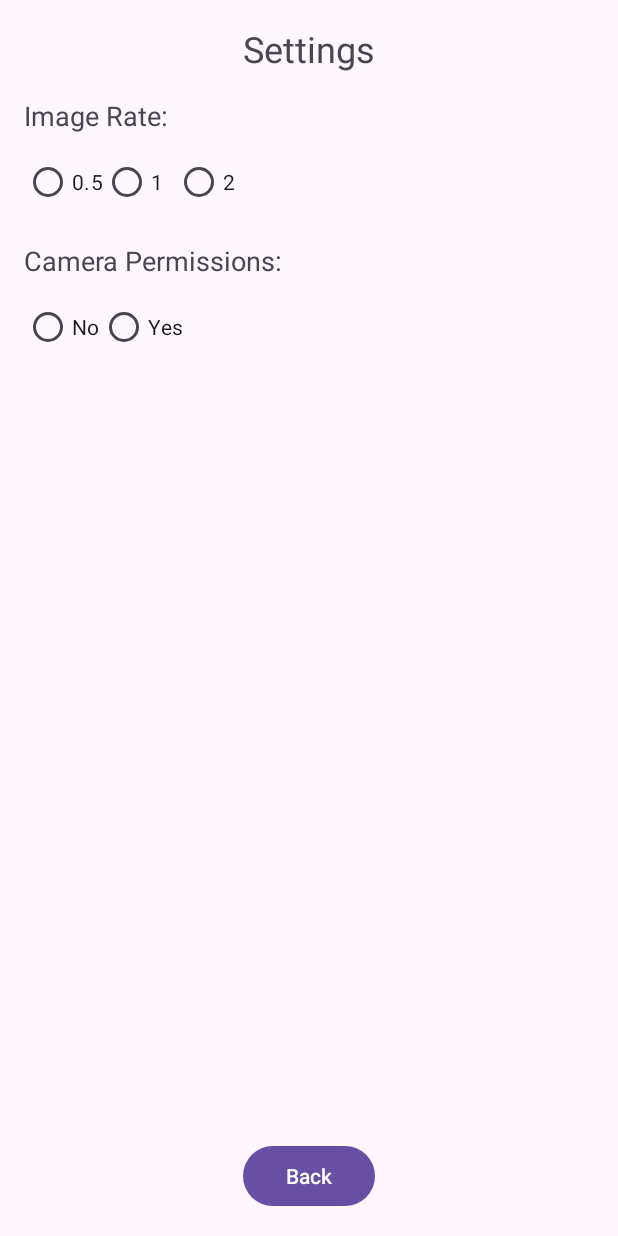
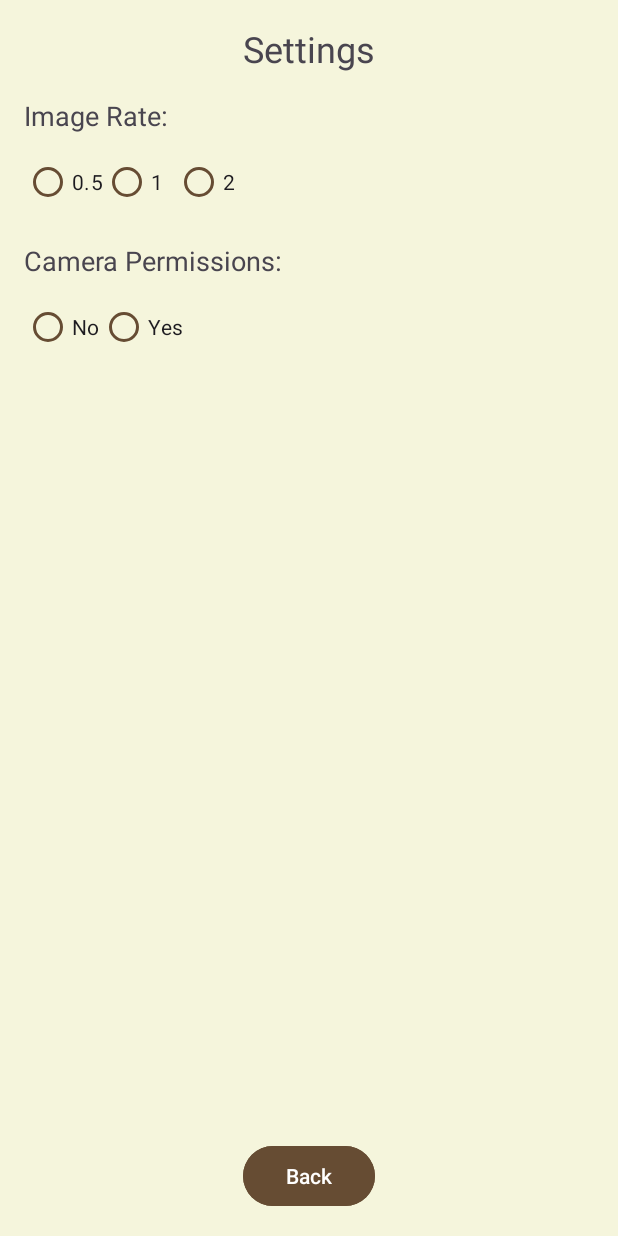
Before and after one commit to chasecmathis/conductor, an Android app: the layout settings_page.xml on its own in the app's theme, with its tools: preview values and no code run, on a phone screen of 412 x 824 dp. Run offline under Robolectric (Android 15) with nearby library versions, the phone set to English and light mode, and no system bars.

Commit message:
Added settings page

```diff
--- a/app/build.gradle.kts
+++ b/app/build.gradle.kts
@@ -34,6 +34,7 @@ dependencies {
     implementation("com.google.android.material:material:1.11.0")
     implementation("androidx.constraintlayout:constraintlayout:2.1.4")
     implementation("androidx.media:media:1.7.0")
+    implementation("androidx.preference:preference:1.2.0")
     testImplementation("junit:junit:4.13.2")
     androidTestImplementation("androidx.test.ext:junit:1.1.5")
     androidTestImplementation("androidx.test.espresso:espresso-core:3.5.1")
--- a/app/src/main/java/com/example/conductor/MediaControllerInterfaceActivity.java
+++ b/app/src/main/java/com/example/conductor/MediaControllerInterfaceActivity.java
@@ -172,10 +172,8 @@ public class MediaControllerInterfaceActivity extends AppCompatActivity {
     }
 
     public void settingsClicked(View v) {
-        setContentView(R.layout.settings_page);
+        Intent settingsIntent = new Intent(this, SettingsActivity.class);
+        startActivity(settingsIntent);
     }
 
-    public void settingsBackClicked(View v) {
-        setContentView(R.layout.media_controller_interface);
-    }
 }
--- a/app/src/main/res/layout/intro_screen.xml
+++ b/app/src/main/res/layout/intro_screen.xml
@@ -1,8 +1,9 @@
 <?xml version="1.0" encoding="utf-8"?>
 <RelativeLayout xmlns:android="http://schemas.android.com/apk/res/android"
+    style="@style/AppTheme"
     android:layout_width="match_parent"
     android:layout_height="match_parent"
-    android:background="#E6D9B9">
+    android:background="@color/background_color">
 
     <TextView
         android:id="@+id/textViewConductor"
--- a/app/src/main/res/layout/media_controller_interface.xml
+++ b/app/src/main/res/layout/media_controller_interface.xml
@@ -123,7 +123,8 @@
             android:layout_height="wrap_content"
             android:text="@string/settings"
             android:layout_marginTop="16dp"
-            android:onClick="settingsClicked"/>
+            android:onClick="settingsClicked"
+            android:layout_marginEnd="10dp"/>
 
         <!-- Tutorial Button -->
         <Button
@@ -132,7 +133,8 @@
             android:backgroundTint="@color/button"
             android:layout_height="wrap_content"
             android:text="@string/tutorial"
-            android:layout_marginTop="16dp" />
+            android:layout_marginTop="16dp"
+            android:layout_marginStart="10dp"/>
 
 
     </LinearLayout>
--- a/app/src/main/res/layout/settings_page.xml
+++ b/app/src/main/res/layout/settings_page.xml
@@ -1,13 +1,16 @@
 <?xml version="1.0" encoding="utf-8"?>
 <RelativeLayout xmlns:android="http://schemas.android.com/apk/res/android"
+    xmlns:app="http://schemas.android.com/apk/res-auto"
+    style="@style/AppTheme"
     android:layout_width="match_parent"
-    android:layout_height="match_parent">
+    android:layout_height="match_parent"
+    android:background="@color/background_color">
 
     <TextView
         android:id="@+id/settingsTitle"
         android:layout_width="wrap_content"
         android:layout_height="wrap_content"
-        android:text="Settings"
+        android:text="@string/settings"
         android:textSize="24sp"
         android:layout_marginTop="16dp"
         android:layout_centerHorizontal="true"/>
@@ -16,7 +19,7 @@
         android:id="@+id/imageRateLabel"
         android:layout_width="wrap_content"
         android:layout_height="wrap_content"
-        android:text="Image Rate:"
+        android:text="@string/image_rate"
         android:textSize="18sp"
         android:layout_below="@id/settingsTitle"
         android:layout_marginTop="16dp"
@@ -33,28 +36,31 @@
 
         <RadioButton
             android:id="@+id/radio05"
+            app:buttonTint="@color/button"
             android:layout_width="wrap_content"
             android:layout_height="wrap_content"
-            android:text="0.5"/>
+            android:text="@string/_0_5"/>
 
         <RadioButton
             android:id="@+id/radio1"
+            app:buttonTint="@color/button"
             android:layout_width="wrap_content"
             android:layout_height="wrap_content"
-            android:text="1"/>
+            android:text="@string/_1"/>
 
         <RadioButton
             android:id="@+id/radio2"
+            app:buttonTint="@color/button"
             android:layout_width="wrap_content"
             android:layout_height="wrap_content"
-            android:text="2"/>
+            android:text="@string/_2"/>
     </RadioGroup>
 
     <TextView
         android:id="@+id/cameraPermissionsLabel"
         android:layout_width="wrap_content"
         android:layout_height="wrap_content"
-        android:text="Camera Permissions:"
+        android:text="@string/camera_permissions"
         android:textSize="18sp"
         android:layout_below="@id/imageRateOptions"
         android:layout_marginTop="16dp"
@@ -62,6 +68,7 @@
 
     <RadioGroup
         android:id="@+id/cameraPermissionsOptions"
+        android:buttonTint="@color/button"
         android:layout_width="wrap_content"
         android:layout_height="wrap_content"
         android:orientation="horizontal"
@@ -71,25 +78,28 @@
 
         <RadioButton
             android:id="@+id/radioNo"
+            app:buttonTint="@color/button"
             android:layout_width="wrap_content"
             android:layout_height="wrap_content"
-            android:text="No"/>
+            android:text="@string/no"/>
 
         <RadioButton
             android:id="@+id/radioYes"
+            app:buttonTint="@color/button"
             android:layout_width="wrap_content"
             android:layout_height="wrap_content"
-            android:text="Yes"/>
+            android:text="@string/yes"/>
     </RadioGroup>
 
     <Button
         android:id="@+id/backButton"
         android:layout_width="wrap_content"
         android:layout_height="wrap_content"
-        android:text="Back"
+        android:text="@string/back"
         android:layout_alignParentBottom="true"
         android:layout_centerHorizontal="true"
         android:layout_marginBottom="16dp"
-        android:onClick="settingsBackClicked" />
+        android:onClick="settingsBackClicked"
+        android:backgroundTint="@color/button"/>
 
 </RelativeLayout>
--- a/app/src/main/res/values/colors.xml
+++ b/app/src/main/res/values/colors.xml
@@ -2,6 +2,6 @@
 <resources>
     <color name="black">#FF000000</color>
     <color name="white">#FFFFFFFF</color>
-    <color name="background_color">#E6D9B9</color>
+    <color name="background_color">#F5F5DC</color>
     <color name="button">#664C33</color>
 </resources>
--- a/app/src/main/res/values/strings.xml
+++ b/app/src/main/res/values/strings.xml
@@ -12,5 +12,29 @@
     <string name="service_name">NotificationService</string>
     <string name="start_conducting">Start Conducting</string>
     <string name="conductor">Conductor</string>
+    <string name="title_activity_settings">SettingsActivity</string>
+
+    <!-- Preference Titles -->
+    <string name="messages_header">Messages</string>
+    <string name="sync_header">Sync</string>
+
+    <!-- Messages Preferences -->
+    <string name="signature_title">Your signature</string>
+    <string name="reply_title">Default reply action</string>
+
+    <!-- Sync Preferences -->
+    <string name="sync_title">Sync email periodically</string>
+    <string name="attachment_title">Download incoming attachments</string>
+    <string name="attachment_summary_on">Automatically download attachments for incoming emails
+    </string>
+    <string name="attachment_summary_off">Only download attachments when manually requested</string>
+    <string name="back">Back</string>
+    <string name="yes">Yes</string>
+    <string name="no">No</string>
+    <string name="camera_permissions">Camera Permissions:</string>
+    <string name="_2">2</string>
+    <string name="_1">1</string>
+    <string name="_0_5">0.5</string>
+    <string name="image_rate">Image Rate:</string>
 
 </resources>
```
Also changed, not shown: app/src/main/AndroidManifest.xml (+7 -5 lines), app/src/main/java/com/example/conductor/SettingsActivity.java (added, +31 -0 lines), app/src/main/res/values/arrays.xml (added, +12 -0 lines), app/src/main/res/values/styles.xml (+13 -9 lines), app/src/main/res/xml/root_preferences.xml (added, +35 -0 lines).
